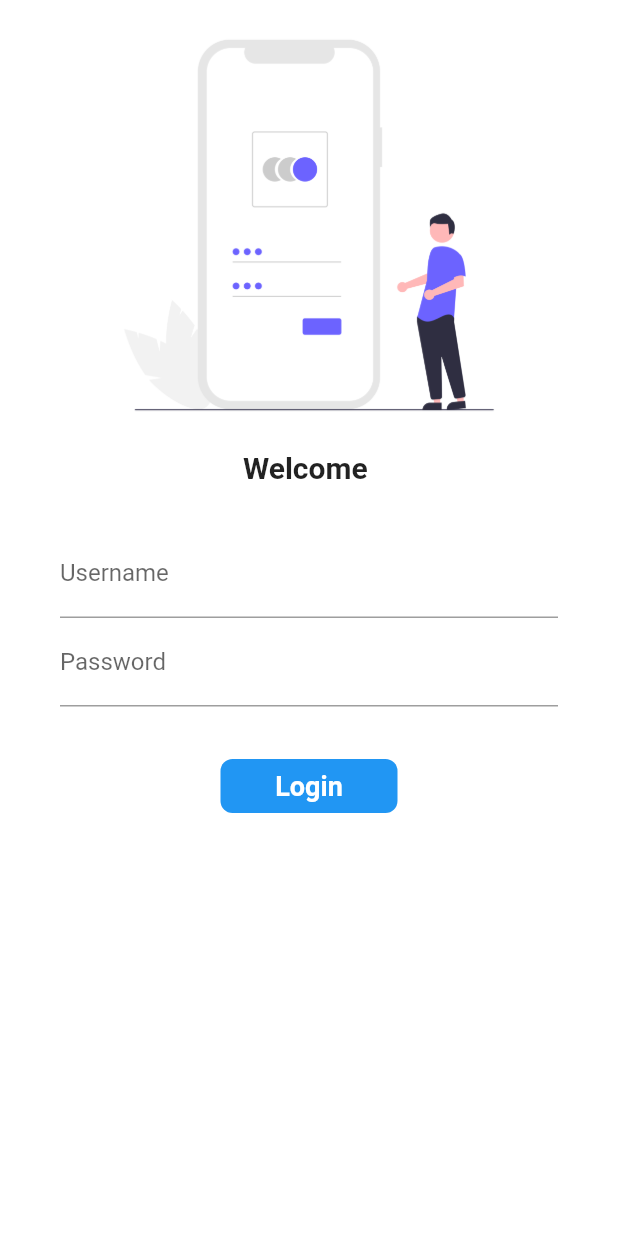
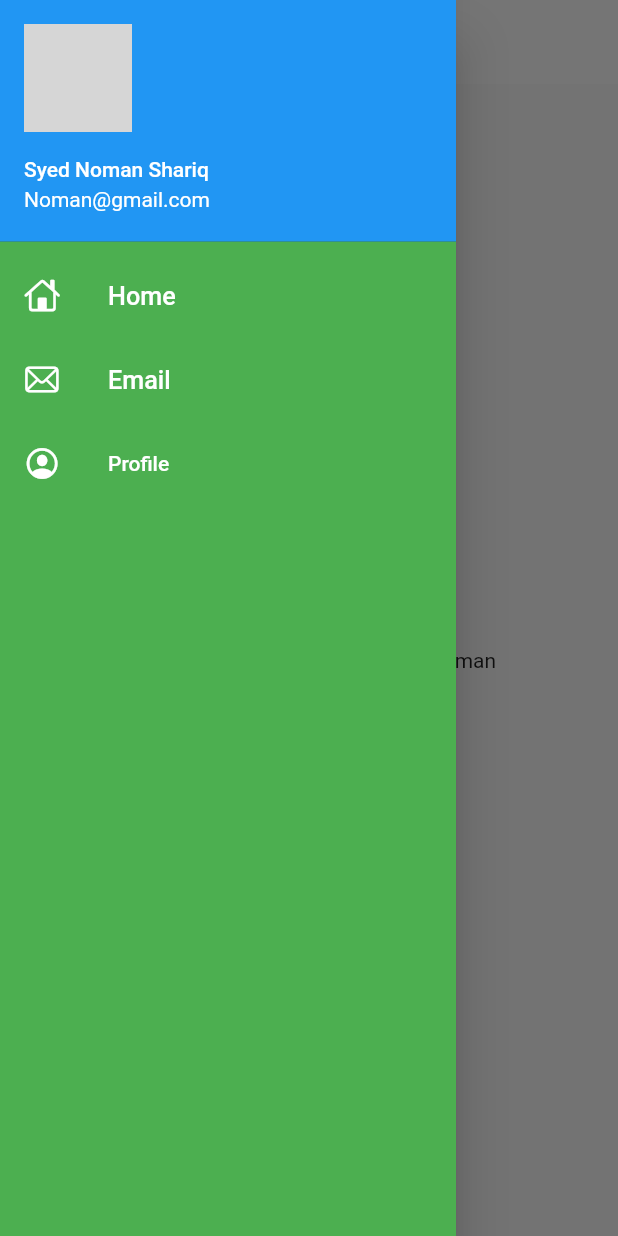
Before and after one commit to NomanShariq/Practise-App, a Flutter app: the screen it shows after launch, with the side drawer open (before the commit the screen has no drawer), on a phone screen of 412 x 824 dp. Run offline on Flutter 3.47's test engine with Material 2 defaults, Android fonts, the phone set to English and light mode, and no system bars; our stand-ins replace google_fonts; network calls fail; grey boxes are pictures that could not be loaded.

Commit message:
theme extracted

```diff
--- a/lib/main.dart
+++ b/lib/main.dart
@@ -1,5 +1,6 @@
 import 'package:firstapplications/pages/login_page.dart';
 import 'package:firstapplications/utilies/routes.dart';
+import 'package:firstapplications/widgets/themes.dart';
 import 'package:flutter/material.dart';
 import 'package:firstapplications/pages/home_page.dart';
 import 'package:firstapplications/pages/login_page.dart';
@@ -16,9 +17,10 @@ class MyApp extends StatelessWidget {
   Widget build(BuildContext context) {
     return MaterialApp(
       themeMode: ThemeMode.light,
-      darkTheme: ThemeData(
-        brightness:Brightness.light,
-      ),
+      theme : Mythemes.Lighttheme(context),
+      darkTheme: Mythemes.Darktheme(context),
+      debugShowCheckedModeBanner: false,
+      initialRoute: "/home",
       routes: {
       "/" :(context) => LoginPage(),
       "/home" :(context) => Homepage(),
--- a/lib/pages/home_page.dart
+++ b/lib/pages/home_page.dart
@@ -1,5 +1,5 @@
 import 'package:flutter/material.dart';
-
+import '../widgets/drawer.dart';
 
 class Homepage extends StatelessWidget {
   final int days = 30;
@@ -9,14 +9,14 @@ class Homepage extends StatelessWidget {
   Widget build(BuildContext context) {
     return  Scaffold(
     appBar: AppBar(
-      title: Text("Navbar"),
+      title: Text("Navbar", textScaleFactor: 1.5,),
      ),
       body: Center(
           child: Container(
             child: Text("Welcome to $days days of flutter by $name") ,
     ),
         ),
-    drawer: Drawer(),
+    drawer: Mydrawer(),
     );
   }
 }
--- a/lib/pages/login_page.dart
+++ b/lib/pages/login_page.dart
@@ -12,8 +12,8 @@ class _LoginPageState extends State<LoginPage> {
 
   final _formkey = GlobalKey<FormState>();
 
-  movetohome(BuildContext context) async {
-    if (_formkey.currentState.validate()) {
+  movetoHome(BuildContext context) async {
+    if (_formkey.currentState!.validate()){
       setState(() {
         changebutton = true;
       });
@@ -23,7 +23,6 @@ class _LoginPageState extends State<LoginPage> {
         changebutton = false;
       });
     }
-
   }
 
   @override
@@ -47,6 +46,7 @@ class _LoginPageState extends State<LoginPage> {
           Padding(
             padding: const EdgeInsets.symmetric(vertical: 10, horizontal: 40),
             child: Form(
+              key: _formkey,
               child: Column(
                 children: [
                   TextFormField(
@@ -54,7 +54,7 @@ class _LoginPageState extends State<LoginPage> {
                         hintText: "Enter username", labelText: "Username"),
                     validator: (value) {
                       if (value!.isEmpty) {
-                        return "Enter Your Username";
+                        return "Username cannot be empty";
                       }
                       return null;
                     },
@@ -70,14 +70,12 @@ class _LoginPageState extends State<LoginPage> {
                     validator: (value) {
                       if (value!.isEmpty) {
                         return "Enter Your Password";
-                      }
-                      else if (value!.length<6) {
+                      } else if (value.length < 6) {
                         return "Password length should be 6";
                       }
                       return null;
                     },
                   ),
-
                   SizedBox(
                     height: 35.0,
                   ),
@@ -85,7 +83,7 @@ class _LoginPageState extends State<LoginPage> {
                     color: Colors.blue,
                     borderRadius: BorderRadius.circular(changebutton ? 50 : 8),
                     child: InkWell(
-                      onTap: () => movetohome(context),
+                      onTap: () => movetoHome(context),
                       child: AnimatedContainer(
                         duration: Duration(seconds: 1),
                         height: changebutton ? 50 : 36,
--- /dev/null
+++ b/lib/widgets/drawer.dart
@@ -0,0 +1,56 @@
+import 'package:flutter/cupertino.dart';
+import 'package:flutter/material.dart';
+import 'package:cupertino_icons/cupertino_icons.dart';
+
+class Mydrawer extends StatelessWidget {
+  @override
+  Widget build(BuildContext context) {
+    final imageUrl =
+        "https://www.google.com/search?q=avatars+icons&source=lnms&tbm=isch&sa=X&ved=2ahUKEwjEv9TA3Yz2AhXQQfEDHYXHBl0Q_AUoAXoECAEQAw&biw=1600&bih=757&dpr=1#imgrc=jai2OL9CvAo52M";
+    return Drawer(
+      child: DrawerHeader(
+          padding: EdgeInsets.zero,
+          margin: EdgeInsets.zero,
+          child: Container(
+            color: Colors.green,
+            child: ListView(
+              children: [
+                DrawerHeader(
+                    padding: EdgeInsets.zero,
+                    child: UserAccountsDrawerHeader(
+                      margin: EdgeInsets.zero,
+                      accountName: Text("Syed Noman Shariq"),
+                      accountEmail: Text("Noman@gmail.com"),
+                      currentAccountPicture:
+                          CircleAvatar(backgroundImage: NetworkImage(imageUrl)),
+                    )),
+                ListTile(
+                  leading: Icon(
+                  CupertinoIcons.home,
+                  color: Colors.white,
+                  ),
+                  title : Text(
+                  "Home", style: TextStyle(color: Colors.white),
+                  textScaleFactor: 1.2,
+                )
+                ),
+
+                ListTile(
+                  leading: Icon(
+                    CupertinoIcons.mail),
+                  iconColor: Colors.white,
+                title: Text(
+                  "Email",style: TextStyle(color: Colors.white),
+                  textScaleFactor: 1.2,),
+                ),
+                ListTile(
+                  leading: Icon(CupertinoIcons.profile_circled),
+                  iconColor: Colors.white,
+                  title: Text("Profile", style: TextStyle(color: Colors.white),),
+                )
+              ],
+            ),
+          )),
+    );
+  }
+}
--- /dev/null
+++ b/lib/widgets/themes.dart
@@ -0,0 +1,20 @@
+import 'package:flutter/material.dart';
+
+import 'package:flutter/material.dart';
+
+class Mythemes {
+  static ThemeData Lighttheme(BuildContext context) => ThemeData(
+            primaryColor: Colors.green,
+            appBarTheme: AppBarTheme(
+              color: Colors.white,
+              iconTheme: IconThemeData(color: Colors.black),
+              elevation: 0,
+              titleTextStyle: TextStyle(color: Colors.black),
+              brightness: Brightness.light,
+            )
+      );
+      static ThemeData Darktheme(BuildContext context) => ThemeData(
+            brightness: Brightness.dark,
+            )
+      );
+}
```
Lines whose indentation alone changed are shown as unchanged.
